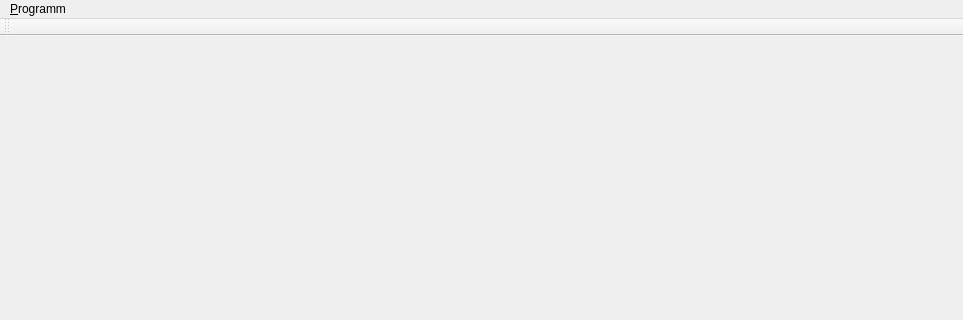
First picture: the form in fshkwindow.ui, repository fasa1964/fshkkap, before the edit; both pictures show x 0 to 963 and y 0 to 320 of the 963 by 637 pixel window.
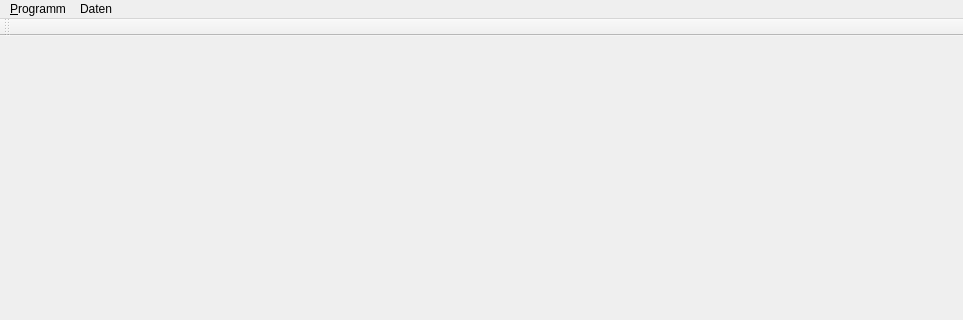
Second picture: the form after the edit.

Commit message: Add pivate slots for menu.

What changed in the file:
```diff
--- a/fshkwindow.ui
+++ b/fshkwindow.ui
@@ -30,7 +30,16 @@
     <addaction name="actionInfo"/>
     <addaction name="actionBeenden"/>
    </widget>
+   <widget class="QMenu" name="menuDaten">
+    <property name="title">
+     <string>Daten</string>
+    </property>
+    <addaction name="actionCompany"/>
+    <addaction name="actionApprentice"/>
+    <addaction name="actionProjects"/>
+   </widget>
    <addaction name="menu_Programm"/>
+   <addaction name="menuDaten"/>
   </widget>
   <widget class="QToolBar" name="mainToolBar">
    <attribute name="toolBarArea">
```
Left out of the diff: 24 changed lines with no effect on the pictures. The commit also changes 3 other files.
